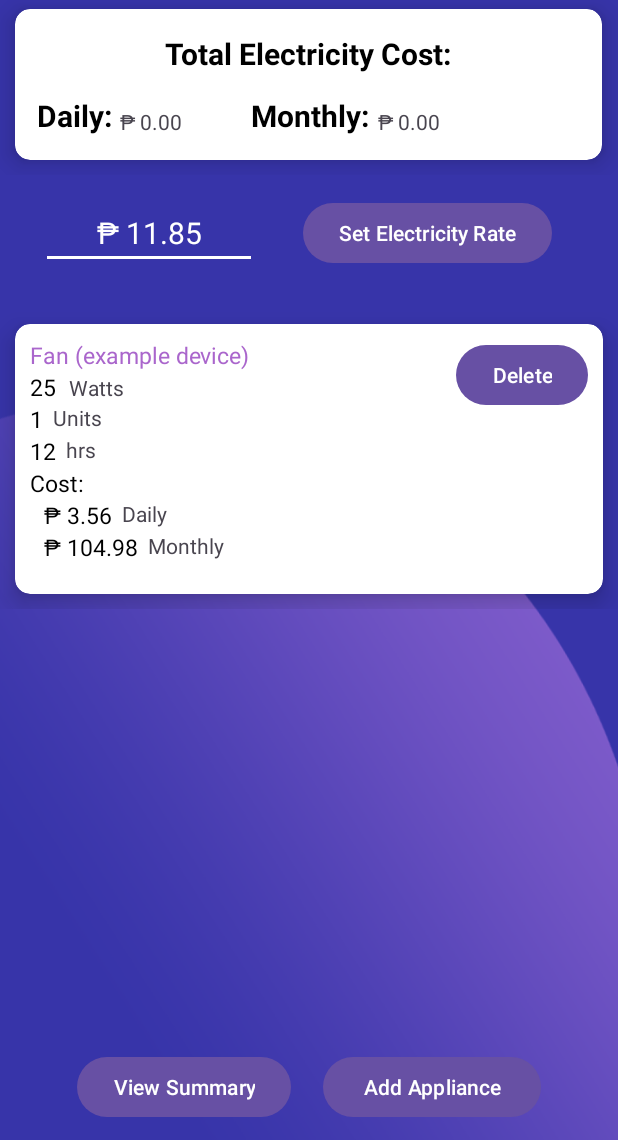
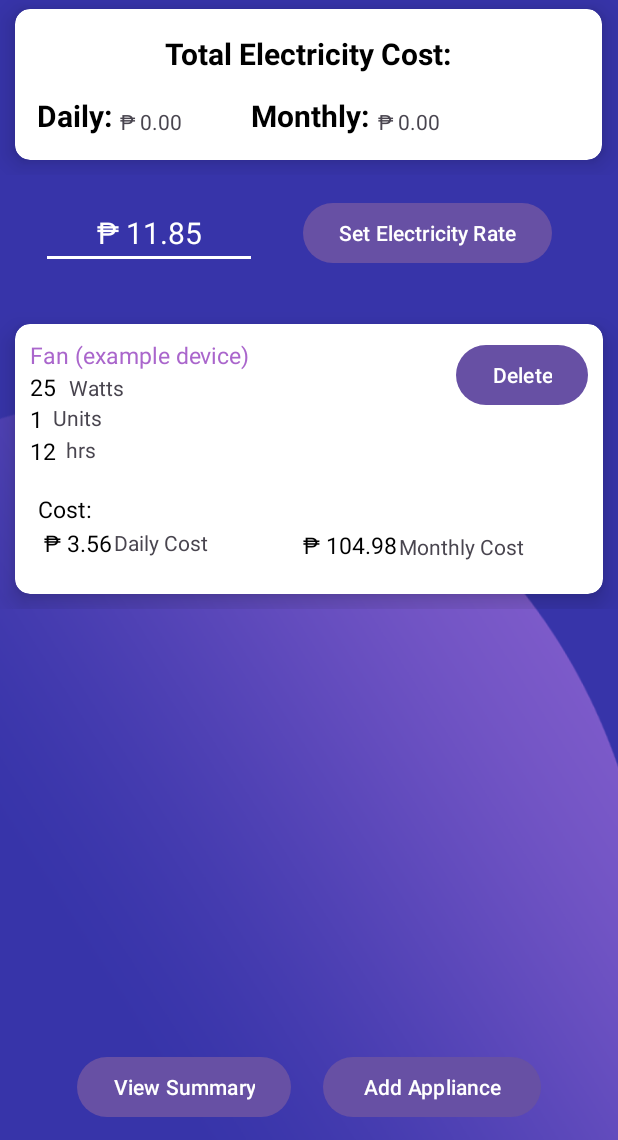
Before and after one commit to Thirdeyee1/Electric-Bill-Calculator-App, an Android app: the ManualActivity screen opened directly, with no data from a screen before it, after a tap on "Set Electricity Rate", on a phone screen of 412 x 824 dp, the part 96-1236 px from its top. Run offline under Robolectric (Android 15) with nearby library versions, the phone set to English and light mode, and no system bars.

Commit message:
Micro Adjustment sa Card

```diff
--- a/app/src/main/res/layout/card.xml
+++ b/app/src/main/res/layout/card.xml
@@ -80,6 +80,9 @@
                     android:layout_width="wrap_content"
                     android:layout_height="wrap_content"
                     android:layout_below="@id/hrsDaily"
+                    android:layout_alignParentStart="true"
+                    android:layout_marginStart="5dp"
+                    android:layout_marginTop="17dp"
                     android:text="Cost:"
                     android:textColor="#000000"
                     android:textFontWeight="1000"
@@ -91,8 +94,9 @@
                     android:layout_width="wrap_content"
                     android:layout_height="wrap_content"
                     android:layout_below="@id/costLabel"
+                    android:layout_marginLeft="5dp"
+                    android:layout_marginTop="1dp"
                     android:text="Daily "
-                    android:layout_marginLeft="5dp"
                     android:textColor="#000000"
                     android:textFontWeight="1000"
                     android:textSize="15sp"
@@ -103,17 +107,22 @@
                     android:layout_width="wrap_content"
                     android:layout_height="wrap_content"
                     android:layout_below="@id/costLabel"
-                    android:layout_toEndOf="@id/costDaily"
-                    android:text="  Daily" />
+                    android:layout_marginStart="1dp"
+                    android:layout_marginTop="2dp"
+                    android:layout_toEndOf="@+id/costDaily"
+                    android:text="Daily Cost" />
 
                 <TextView
                     android:id="@+id/costMonthly"
                     android:layout_width="wrap_content"
                     android:layout_height="wrap_content"
-                    android:layout_below="@id/costDaily"
+                    android:layout_alignTop="@+id/costDaily"
+                    android:layout_alignParentStart="true"
+                    android:layout_marginStart="178dp"
+                    android:layout_marginLeft="5dp"
+                    android:layout_marginTop="1dp"
                     android:text="Monthly"
                     android:textColor="#000000"
-                    android:layout_marginLeft="5dp"
                     android:textFontWeight="1000"
                     android:textSize="15sp"
                     tools:targetApi="p" />
@@ -122,8 +131,10 @@
                     android:layout_width="wrap_content"
                     android:layout_height="wrap_content"
                     android:layout_below="@id/costDaily"
+                    android:layout_marginStart="1dp"
+                    android:layout_marginTop="-18dp"
                     android:layout_toEndOf="@id/costMonthly"
-                    android:text="  Monthly" />
+                    android:text="Monthly Cost" />
 
                 <TextView
                     android:layout_width="wrap_content"
```
